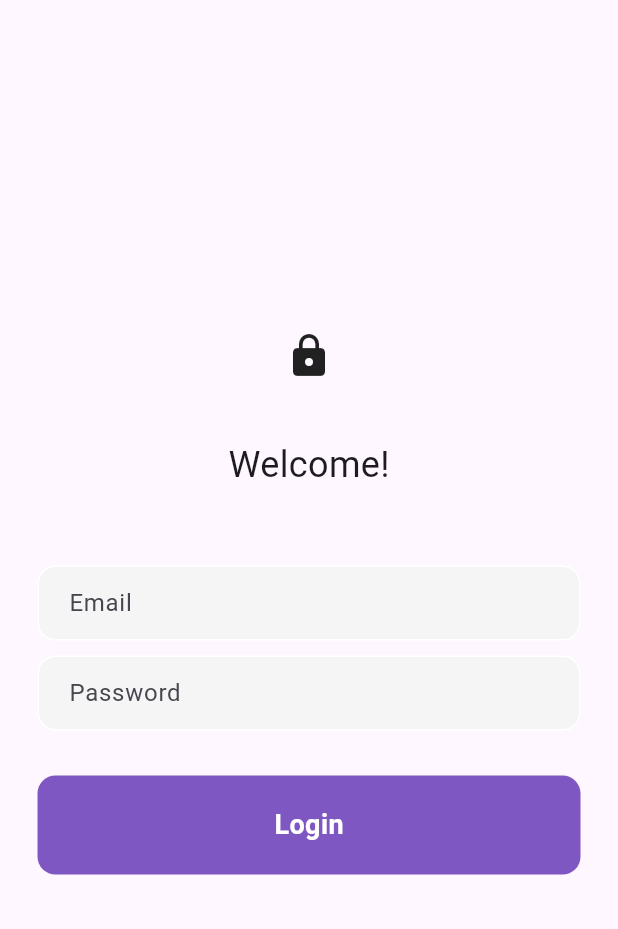
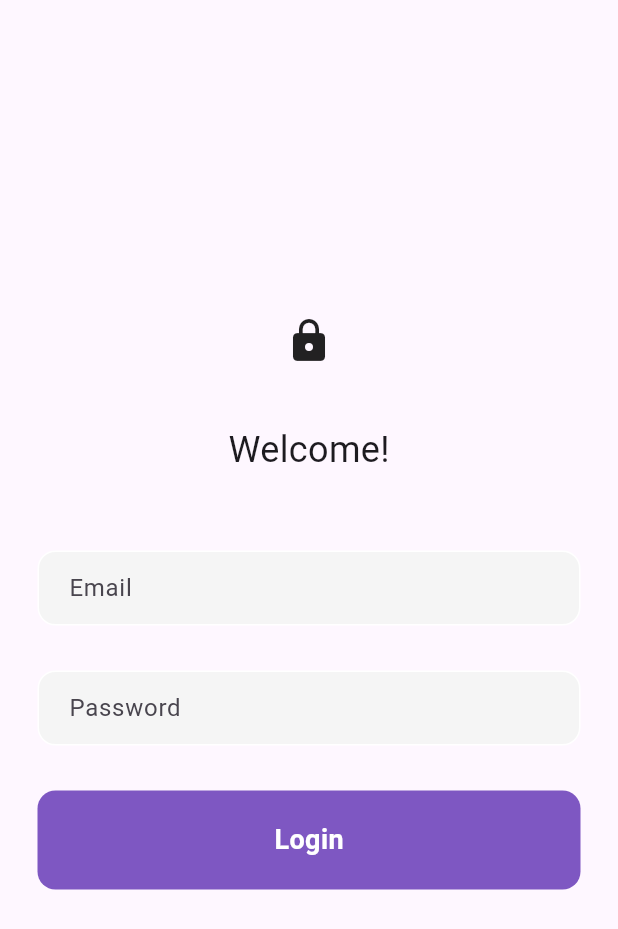
Before and after one commit to Bijosabu/machineTestVideoPlayer, a Flutter app: the screen it shows after launch, on a phone screen of 412 x 824 dp. Shown: the top 929 px of the screen. Run offline on Flutter 3.47's test engine with Material 2 defaults, Android fonts, the phone set to English and light mode, and no system bars; our stand-ins replace bloc, dartz, firebase_auth, firebase_core, flutter_bloc, freezed_annotation and 4 more; accounts and stored records are empty.

```diff
--- a/lib/presentation/loginPage/login_page.dart
+++ b/lib/presentation/loginPage/login_page.dart
@@ -1,5 +1,6 @@
 import 'package:firebase_auth/firebase_auth.dart';
 import 'package:flutter/material.dart';
+import 'package:videoplayerapp/constants/constants.dart';
 
 class LoginPage extends StatefulWidget {
   const LoginPage({super.key});
@@ -93,9 +94,7 @@ class _LoginPageState extends State<LoginPage> {
               ),
             ),
           ),
-          const SizedBox(
-            height: 10,
-          ),
+          kHeight30,
           Padding(
             padding: const EdgeInsets.symmetric(horizontal: 25),
             child: Container(
```
Also changed, not shown: 1 other file.
